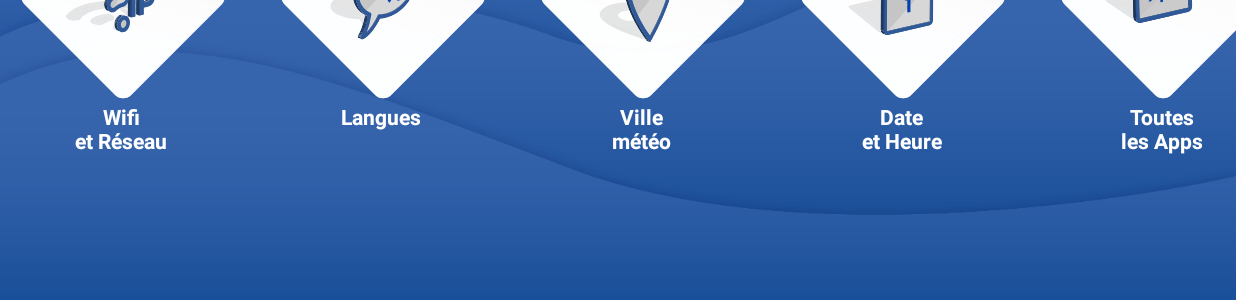
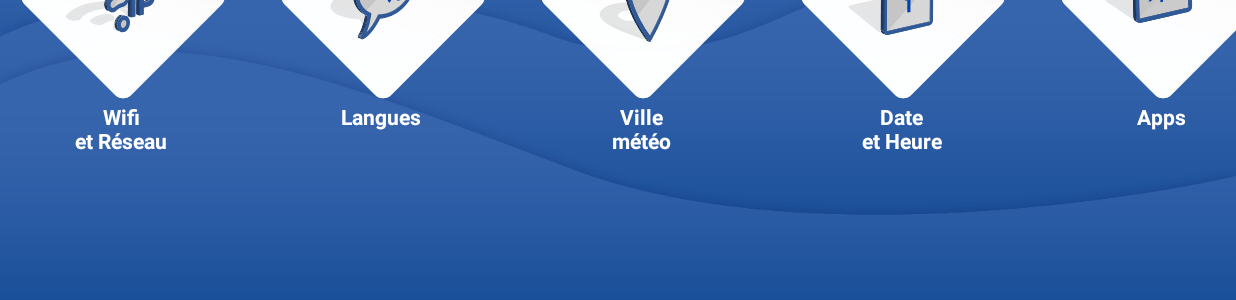
Before and after one commit to Guillaume351/Vision_World_Launcher, an Android app: the LauncherSettings screen opened directly, with no data from a screen before it, after a tap on an icon or button, on a phone screen of 824 x 412 dp (held sideways). Shown: the part 265-565 px from the top of the screen. Run offline under Robolectric (Android 15) with nearby library versions, the phone set to English and light mode, and no system bars; libraries missing offline, so code that uses them is left out: com.tbruyelle.rxpermissions2.

Commit message:
Cleanup, add comments

```diff
--- a/app/src/main/java/world/vision/launcher/LauncherSettings.java
+++ b/app/src/main/java/world/vision/launcher/LauncherSettings.java
@@ -40,7 +40,7 @@ import java.util.Locale;
 import world.vision.launcher.Adapter.disabledAdapter;
 
 public class LauncherSettings extends AppCompatActivity {
-    public String[] settingsCategories = {"Wifi\net Réseau", "Langues", "Ville météo", "Date\net Heure", "Toutes\nles Apps"};
+    public String[] settingsCategories = {"Wifi\net Réseau", "Langues", "Ville météo", "Date\net Heure", "Apps"};
     public GridView grdView;
     public ArrayAdapter<String> adapter;
     private FusedLocationProviderClient fusedLocationClient;
@@ -63,6 +63,9 @@ public class LauncherSettings extends AppCompatActivity {
 
     }
 
+    /**
+     * Charge toutes les catégories (boutons) disponibles dans les réglages
+     */
     public void addSettingsCategories() {
         try {
 
@@ -102,7 +105,7 @@ public class LauncherSettings extends AppCompatActivity {
                             if (settingsCategories[position].equals("Date\net Heure")) {
                                 viewHolder.icon.setImageResource(R.drawable.ic_date_heure);
                             }
-                            if (settingsCategories[position].equals("Toutes\nles Apps")) {
+                            if (settingsCategories[position].equals("Apps")) {
                                 viewHolder.icon.setImageResource(R.drawable.ic_application);
                             }
 
@@ -111,10 +114,8 @@ public class LauncherSettings extends AppCompatActivity {
                                 public void onClick(View v) {
                                     // Do something
                                     if (settingsCategories[position].equals("Wifi\net Réseau")) {
-
                                         startActivityForResult(new Intent(Settings.ACTION_WIFI_SETTINGS), 0);
                                     }
-
 
 
                                     if (settingsCategories[position].equals("Langues")) {//TODO : Trouver réglage pour ethernet
@@ -128,7 +129,7 @@ public class LauncherSettings extends AppCompatActivity {
                                     if (settingsCategories[position].equals("Date\net Heure")) {
                                         startActivityForResult(new Intent(Settings.ACTION_DATE_SETTINGS), 0);
                                     }
-                                    if (settingsCategories[position].equals("Toutes\nles Apps")) {
+                                    if (settingsCategories[position].equals("Apps")) {
                                         setResult(2, getIntent());
                                         finish();
                                     }
@@ -176,7 +177,11 @@ public class LauncherSettings extends AppCompatActivity {
     }
 
 
-
+    /**
+     * Ouvre la fenêtre pour rentrer le nom de la ville météo souhaitée
+     *
+     * @param v
+     */
     @SuppressLint({"RxLeakedSubscription", "RxSubscribeOnError"})
     public void refreshWeatherCity(View v) {
         LocationManager lm = (LocationManager) getSystemService(Context.LOCATION_SERVICE);
@@ -202,6 +207,7 @@ public class LauncherSettings extends AppCompatActivity {
 
         builder.setNegativeButton("Entrer manuellement", new DialogInterface.OnClickListener() {
             String m_Text;
+
             @Override
             public void onClick(DialogInterface dialog, int which) {
 
@@ -213,11 +219,14 @@ public class LauncherSettings extends AppCompatActivity {
         builder.show();
     }
 
+    /**
+     * Retourne les coordonnées d'une ville à partir de son nom
+     * @param city
+     */
     public void getLocationFromCityName(String city) {
 
         Geocoder geocoder = new Geocoder(getApplicationContext(), Locale.getDefault());
         List<Address> addresses = null;
-
 
         SharedPreferences preferences = getSharedPreferences("meteoCoordinates", MODE_PRIVATE);
         SharedPreferences.Editor edit = preferences.edit();
@@ -247,6 +256,9 @@ public class LauncherSettings extends AppCompatActivity {
         }
     }
 
+    /**
+     * Utilise la géolocalisation pour trouver la ville météo
+     */
     public void useGeoLocation(){
         RxPermissions rxPermissions = new RxPermissions(this);
         rxPermissions.request(Manifest.permission.ACCESS_COARSE_LOCATION, Manifest.permission.ACCESS_FINE_LOCATION).subscribe(granted -> {
@@ -320,6 +332,10 @@ public class LauncherSettings extends AppCompatActivity {
         });
     }
 
+    /**
+     * Affiche un message d'erreur (ville non trouvée)
+     * @param c
+     */
     private void showCityError(Context c) {
 
         AlertDialog dialog = new AlertDialog.Builder(c)
```
Also changed, not shown: app/src/main/java/world/vision/launcher/CategoryViewHandler.java (+3 -8 lines), app/src/main/java/world/vision/launcher/MainActivity.java (+24 -2 lines).
